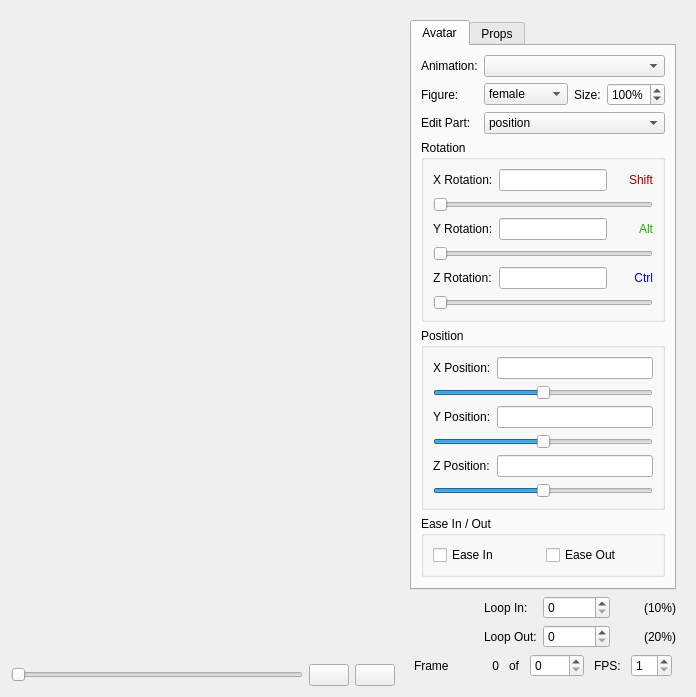
Old version of the form src/KeyFramerTab.ui in the repository tapple/animik.
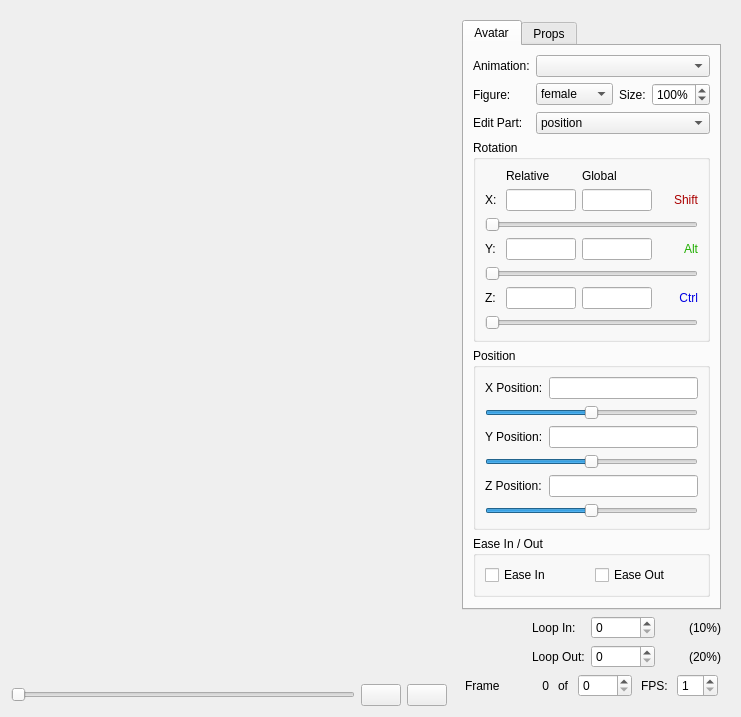
New version of the form. The open tabs and pages were chosen to show the change. Icons and pictures are not drawn. Custom widgets are drawn as their Qt base class.

What changed in the file:
```diff
--- a/src/KeyFramerTab.ui
+++ b/src/KeyFramerTab.ui
@@ -6,8 +6,8 @@
    <rect>
     <x>0</x>
     <y>0</y>
-    <width>696</width>
-    <height>656</height>
+    <width>741</width>
+    <height>693</height>
    </rect>
   </property>
   <property name="windowTitle">
@@ -321,7 +321,7 @@
              <string>Rotation</string>
             </property>
             <layout class="QGridLayout" name="_3">
-             <item row="0" column="0">
+             <item row="1" column="0">
               <widget class="QLabel" name="xRotationLabel">
                <property name="sizePolicy">
                 <sizepolicy hsizetype="Fixed" vsizetype="Preferred">
@@ -330,11 +330,11 @@
                 </sizepolicy>
                </property>
                <property name="text">
-                <string>X Rotation:</string>
+                <string>X: </string>
                </property>
               </widget>
              </item>
-             <item row="0" column="1">
+             <item row="1" column="1">
               <widget class="QLineEdit" name="xRotationEdit">
                <property name="sizePolicy">
                 <sizepolicy hsizetype="Preferred" vsizetype="Fixed">
@@ -342,9 +342,15 @@
                  <verstretch>0</verstretch>
                 </sizepolicy>
                </property>
+               <property name="maximumSize">
+                <size>
+                 <width>70</width>
+                 <height>16777215</height>
+                </size>
+               </property>
               </widget>
              </item>
-             <item row="0" column="2">
+             <item row="1" column="3">
               <widget class="QLabel" name="shiftLabel">
                <property name="sizePolicy">
                 <sizepolicy hsizetype="Fixed" vsizetype="Preferred">
@@ -370,7 +376,7 @@
                </property>
               </widget>
              </item>
-             <item row="1" column="0" colspan="3">
+             <item row="2" column="0" colspan="4">
               <widget class="QSlider" name="xRotationSlider">
                <property name="sizePolicy">
                 <sizepolicy hsizetype="Preferred" vsizetype="Fixed">
@@ -383,7 +389,7 @@
                </property>
               </widget>
              </item>
-             <item row="2" column="0">
+             <item row="4" column="0">
               <widget class="QLabel" name="yRotationLabel">
                <property name="sizePolicy">
                 <sizepolicy hsizetype="Fixed" vsizetype="Preferred">
@@ -392,11 +398,11 @@
                 </sizepolicy>
                </property>
                <property name="text">
-                <string>Y Rotation:</string>
+                <string>Y: </string>
                </property>
               </widget>
              </item>
-             <item row="2" column="1">
+             <item row="4" column="1">
               <widget class="QLineEdit" name="yRotationEdit">
                <property name="sizePolicy">
                 <sizepolicy hsizetype="Preferred" vsizetype="Fixed">
@@ -404,9 +410,15 @@
                  <verstretch>0</verstretch>
                 </sizepolicy>
                </property>
+               <property name="maximumSize">
+                <size>
+                 <width>70</width>
+                 <height>16777215</height>
+                </size>
+               </property>
               </widget>
              </item>
-             <item row="2" column="2">
+             <item row="4" column="3">
               <widget class="QLabel" name="altLabel">
                <property name="sizePolicy">
                 <sizepolicy hsizetype="Fixed" vsizetype="Preferred">
@@ -432,7 +444,7 @@
                </property>
               </widget>
              </item>
-             <item row="3" column="0" colspan="3">
+             <item row="5" column="0" colspan="4">
               <widget class="QSlider" name="yRotationSlider">
                <property name="sizePolicy">
                 <sizepolicy hsizetype="Preferred" vsizetype="Fixed">
@@ -445,7 +457,7 @@
                </property>
               </widget>
              </item>
-             <item row="4" column="0">
+             <item row="6" column="0">
               <widget class="QLabel" name="zRotationLabel">
                <property name="sizePolicy">
                 <sizepolicy hsizetype="Fixed" vsizetype="Preferred">
@@ -454,11 +466,11 @@
                 </sizepolicy>
                </property>
                <property name="text">
-                <string>Z Rotation:</string>
+                <string>Z: </string>
                </property>
               </widget>
              </item>
-             <item row="4" column="1">
+             <item row="6" column="1">
               <widget class="QLineEdit" name="zRotationEdit">
                <property name="sizePolicy">
                 <sizepolicy hsizetype="Preferred" vsizetype="Fixed">
@@ -466,9 +478,15 @@
                  <verstretch>0</verstretch>
                 </sizepolicy>
                </property>
+               <property name="maximumSize">
+                <size>
+                 <width>70</width>
+                 <height>16777215</height>
+                </size>
+               </property>
               </widget>
              </item>
-             <item row="4" column="2">
+             <item row="6" column="3">
               <widget class="QLabel" name="ctrlLabel">
                <property name="sizePolicy">
                 <sizepolicy hsizetype="Fixed" vsizetype="Preferred">
@@ -494,7 +512,7 @@
                </property>
               </widget>
              </item>
-             <item row="5" column="0" colspan="3">
+             <item row="7" column="0" colspan="4">
               <widget class="QSlider" name="zRotationSlider">
                <property name="sizePolicy">
                 <sizepolicy hsizetype="Preferred" vsizetype="Fixed">
@@ -507,6 +525,68 @@
                </property>
               </widget>
              </item>
+             <item row="1" column="2">
+              <widget class="QLineEdit" name="xGlobalRotationEdit">
+               <property name="sizePolicy">
+                <sizepolicy hsizetype="Fixed" vsizetype="Fixed">
+                 <horstretch>0</horstretch>
+                 <verstretch>0</verstretch>
+                </sizepolicy>
+               </property>
+               <property name="maximumSize">
+                <size>
+                 <width>70</width>
+                 <height>16777215</height>
+                </size>
+               </property>
+              </widget>
+             </item>
+             <item row="0" column="1">
+              <widget class="QLabel" name="label">
+               <property name="text">
+                <string>Relative</string>
+               </property>
+              </widget>
+             </item>
+             <item row="0" column="2">
+              <widget class="QLabel" name="label_2">
+               <property name="text">
+                <string>Global</string>
+               </property>
+              </widget>
+             </item>
+             <item row="4" column="2">
+              <widget class="QLineEdit" name="yGlobalRotationEdit">
+               <property name="sizePolicy">
+                <sizepolicy hsizetype="Fixed" vsizetype="Fixed">
+                 <horstretch>0</horstretch>
+                 <verstretch>0</verstretch>
+                </sizepolicy>
+               </property>
+               <property name="maximumSize">
+                <size>
+                 <width>70</width>
+                 <height>16777215</height>
+                </size>
+               </property>
+              </widget>
+             </item>
+             <item row="6" column="2">
+              <widget class="QLineEdit" name="zGlobalRotationEdit">
+               <property name="sizePolicy">
+                <sizepolicy hsizetype="Fixed" vsizetype="Fixed">
+                 <horstretch>0</horstretch>
+                 <verstretch>0</verstretch>
+                </sizepolicy>
+               </property>
+               <property name="maximumSize">
+                <size>
+                 <width>70</width>
+                 <height>16777215</height>
+                </size>
+               </property>
+              </widget>
+             </item>
             </layout>
            </widget>
           </item>
```
Left out of the diff: 2 changed lines with no effect on the pictures.
